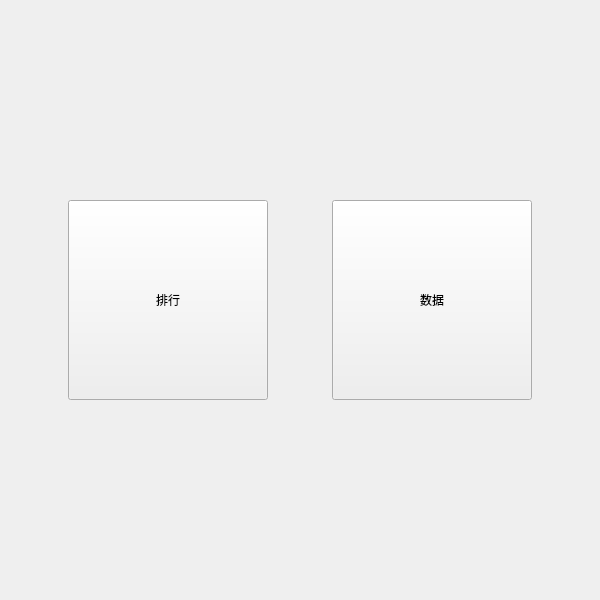
This is view/pageStart.ui in lincandong/Basketball_Data_Visualization as Qt 5 draws it before an edit. The edited form follows.
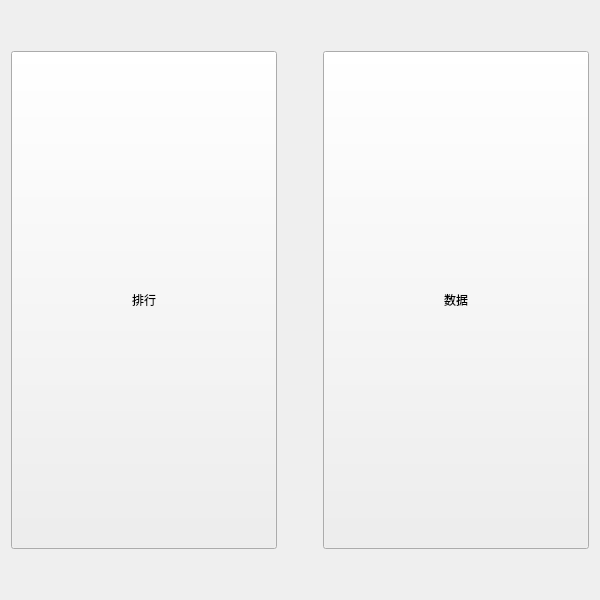
This is the edited form.

The edit to the form file:
```diff
--- a/view/pageStart.ui
+++ b/view/pageStart.ui
@@ -19,6 +19,9 @@
      <property name="orientation">
       <enum>Qt::Vertical</enum>
      </property>
+     <property name="sizeType">
+      <enum>QSizePolicy::Preferred</enum>
+     </property>
      <property name="sizeHint" stdset="0">
       <size>
        <width>20</width>
@@ -29,32 +32,22 @@
    </item>
    <item>
     <layout class="QHBoxLayout" name="horizontalLayout">
-     <item>
-      <spacer name="horizontalSpacer_2">
-       <property name="orientation">
-        <enum>Qt::Horizontal</enum>
-       </property>
-       <property name="sizeHint" stdset="0">
-        <size>
-         <width>40</width>
-         <height>20</height>
-        </size>
-       </property>
-      </spacer>
-     </item>
      <item>
       <widget class="QPushButton" name="buttonRank">
+       <property name="sizePolicy">
+        <sizepolicy hsizetype="Expanding" vsizetype="Expanding">
+         <horstretch>0</horstretch>
+         <verstretch>0</verstretch>
+        </sizepolicy>
+       </property>
        <property name="minimumSize">
         <size>
          <width>200</width>
          <height>200</height>
         </size>
        </property>
-       <property name="maximumSize">
-        <size>
-         <width>200</width>
-         <height>200</height>
-        </size>
+       <property name="styleSheet">
+        <string notr="true">font: 25 48pt &quot;Microsoft YaHei&quot;;</string>
        </property>
        <property name="text">
         <string>排行</string>
@@ -66,6 +59,9 @@
        <property name="orientation">
         <enum>Qt::Horizontal</enum>
        </property>
+       <property name="sizeType">
+        <enum>QSizePolicy::Fixed</enum>
+       </property>
        <property name="sizeHint" stdset="0">
         <size>
          <width>40</width>
@@ -76,36 +72,27 @@
      </item>
      <item>
       <widget class="QPushButton" name="buttonData">
+       <property name="sizePolicy">
+        <sizepolicy hsizetype="Expanding" vsizetype="Expanding">
+         <horstretch>0</horstretch>
+         <verstretch>0</verstretch>
+        </sizepolicy>
+       </property>
        <property name="minimumSize">
         <size>
          <width>200</width>
          <height>200</height>
         </size>
        </property>
-       <property name="maximumSize">
-        <size>
-         <width>200</width>
-         <height>200</height>
-        </size>
+       <property name="styleSheet">
+        <string notr="true">font: 72pt &quot;Arial&quot;;
+font: 25 48pt &quot;Microsoft YaHei&quot;;</string>
        </property>
        <property name="text">
         <string>数据</string>
        </property>
       </widget>
      </item>
-     <item>
-      <spacer name="horizontalSpacer_3">
-       <property name="orientation">
-        <enum>Qt::Horizontal</enum>
-       </property>
-       <property name="sizeHint" stdset="0">
-        <size>
-         <width>40</width>
-         <height>20</height>
-        </size>
-       </property>
-      </spacer>
-     </item>
     </layout>
    </item>
    <item>
@@ -113,6 +100,9 @@
      <property name="orientation">
       <enum>Qt::Vertical</enum>
      </property>
+     <property name="sizeType">
+      <enum>QSizePolicy::Preferred</enum>
+     </property>
      <property name="sizeHint" stdset="0">
       <size>
        <width>20</width>
```
